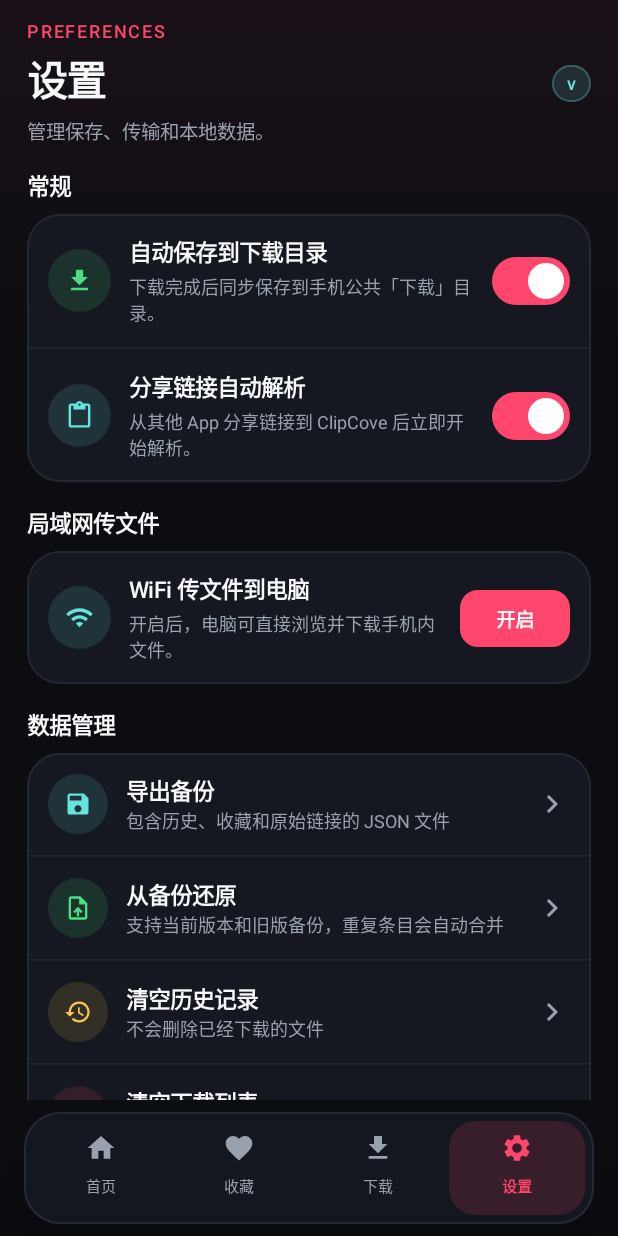
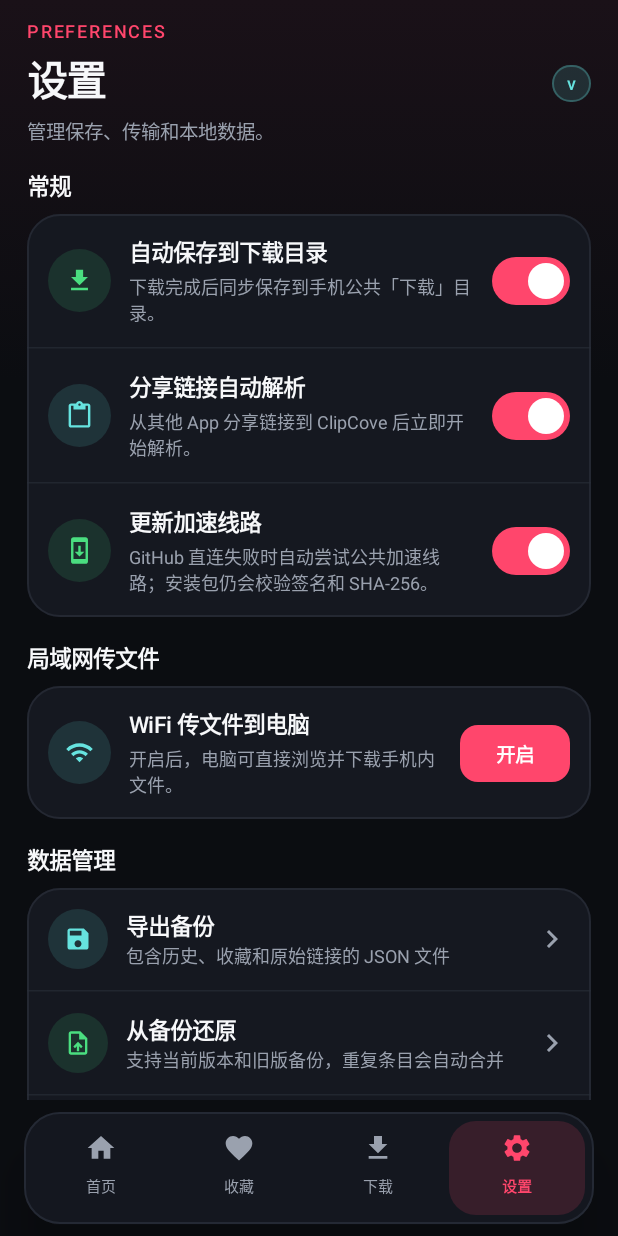
Before and after one commit to DCRimbaud/clipcove-android, an Android app built with Jetpack Compose: the SettingsScreen screen opened through its navigation route, on a phone screen of 412 x 824 dp. Run offline under Robolectric (Android 15) with nearby library versions, the light colour scheme and no system bars; libraries missing offline, so code that uses them is left out: com.chaquo.python; pictures from the network do not load.

Commit message:
feat: add fallback update download mirrors

```diff
--- a/app/build.gradle.kts
+++ b/app/build.gradle.kts
@@ -10,9 +10,9 @@ plugins {
 val versionMajor = 1
 val versionMinor = 2
 val versionPatch = 0
-val versionSuffix = "-rc.1"
+val versionSuffix = "-rc.2"
 val appVersionName = "$versionMajor.$versionMinor.$versionPatch$versionSuffix"
-val appVersionCode = 19
+val appVersionCode = 20
 
 val keystorePropertiesFile = rootProject.file("keystore.properties")
 val keystoreProperties = Properties().apply {
--- a/data/settings/src/main/java/com/douyin/data/settings/SettingsRepository.kt
+++ b/data/settings/src/main/java/com/douyin/data/settings/SettingsRepository.kt
@@ -13,6 +13,10 @@ interface SettingsRepository {
     /** Auto-parse links received through Android's share sheet. */
     val autoParseSharedLinks: StateFlow<Boolean>
 
+    /** Retry blocked GitHub release downloads through public accelerator mirrors. */
+    val autoUpdateMirrors: StateFlow<Boolean>
+
     fun setAutoSave(value: Boolean)
     fun setAutoParseSharedLinks(value: Boolean)
+    fun setAutoUpdateMirrors(value: Boolean)
 }
--- a/data/update/src/main/java/com/douyin/data/update/UpdateInstaller.kt
+++ b/data/update/src/main/java/com/douyin/data/update/UpdateInstaller.kt
@@ -8,6 +8,7 @@ sealed interface InstallResult {
 interface UpdateInstaller {
     suspend fun downloadAndInstall(
         release: AppRelease,
+        allowMirrors: Boolean,
         onProgress: (Int) -> Unit,
     ): InstallResult
 }
--- a/feature/settings/src/main/java/com/douyin/feature/settings/SettingsScreen.kt
+++ b/feature/settings/src/main/java/com/douyin/feature/settings/SettingsScreen.kt
@@ -94,6 +94,7 @@ import java.io.File
 fun SettingsScreen(viewModel: SettingsViewModel) {
     val autoSave by viewModel.autoSave.collectAsStateWithLifecycle()
     val autoParseSharedLinks by viewModel.autoParseSharedLinks.collectAsStateWithLifecycle()
+    val autoUpdateMirrors by viewModel.autoUpdateMirrors.collectAsStateWithLifecycle()
     val message by viewModel.message.collectAsStateWithLifecycle()
     val wifiRunning by viewModel.wifiRunning.collectAsStateWithLifecycle()
     val wifiUrl by viewModel.wifiUrl.collectAsStateWithLifecycle()
@@ -167,6 +168,25 @@ fun SettingsScreen(viewModel: SettingsViewModel) {
                     Switch(
                         checked = autoParseSharedLinks,
                         onCheckedChange = viewModel::setAutoParseSharedLinks,
+                        colors = SwitchDefaults.colors(
+                            checkedTrackColor = DyRed,
+                            checkedThumbColor = Color.White,
+                            uncheckedTrackColor = DyInput,
+                            uncheckedThumbColor = DyTextSecondary,
+                        ),
+                    )
+                },
+            )
+            HorizontalDivider(color = DyBorder.copy(alpha = 0.6f))
+            SettingRow(
+                icon = Icons.Filled.SystemUpdate,
+                tint = DyGreen,
+                title = "更新加速线路",
+                description = "GitHub 直连失败时自动尝试公共加速线路；安装包仍会校验签名和 SHA-256。",
+                trailing = {
+                    Switch(
+                        checked = autoUpdateMirrors,
+                        onCheckedChange = viewModel::setAutoUpdateMirrors,
                         colors = SwitchDefaults.colors(
                             checkedTrackColor = DyRed,
                             checkedThumbColor = Color.White,
@@ -279,7 +299,7 @@ fun SettingsScreen(viewModel: SettingsViewModel) {
                 icon = Icons.Filled.SystemUpdate,
                 tint = DyCyan,
                 title = updateActionTitle(updateState),
-                description = updateActionDescription(updateState),
+                description = updateActionDescription(updateState, autoUpdateMirrors),
                 onClick = {
                     if (updateState is UpdateUiState.Downloading) return@ActionRow
                     when {
@@ -483,14 +503,15 @@ private fun updateActionTitle(state: UpdateUiState): String = when (state) {
     is UpdateUiState.Failed -> if (state.release != null) "更新失败，点按重试" else "重新检查更新"
 }
 
-private fun updateActionDescription(state: UpdateUiState): String = when (state) {
+private fun updateActionDescription(state: UpdateUiState, autoUpdateMirrors: Boolean): String = when (state) {
     UpdateUiState.Idle -> "手动查询 GitHub Releases，不会在后台自动访问"
     UpdateUiState.Checking -> "正在连接 GitHub，请稍候…"
     UpdateUiState.UpToDate -> "当前版本已是 GitHub 上可用的最新版本"
     is UpdateUiState.Available -> {
         val size = state.release.apkSizeBytes()
         val sizeHint = if (size > 0) "（约 ${formatUpdateSize(size)}）" else ""
-        "点按自动下载并校验 APK$sizeHint，随后打开系统安装器。建议连接 WiFi。"
+        val routeHint = if (autoUpdateMirrors) "GitHub 直连失败时会自动切换加速线路。" else ""
+        "点按自动下载并校验 APK$sizeHint，随后打开系统安装器。建议连接 WiFi。$routeHint"
     }
     is UpdateUiState.Downloading -> "正在应用内下载更新，请保持网络连接。"
     is UpdateUiState.PermissionRequired -> "请在系统页面允许 ClipCove 安装未知应用，然后返回本页再次点按。"
```
Also changed, not shown: data/settings/src/main/java/com/douyin/data/settings/PrefsSettingsRepository.kt (+9 -0 lines), data/update/src/main/java/com/douyin/data/update/AndroidUpdateInstaller.kt (+29 -10 lines), data/update/src/main/java/com/douyin/data/update/UpdateDownloadRoutes.kt (added, +21 -0 lines), feature/settings/src/main/java/com/douyin/feature/settings/SettingsViewModel.kt (+10 -1 lines), 5 other files.
